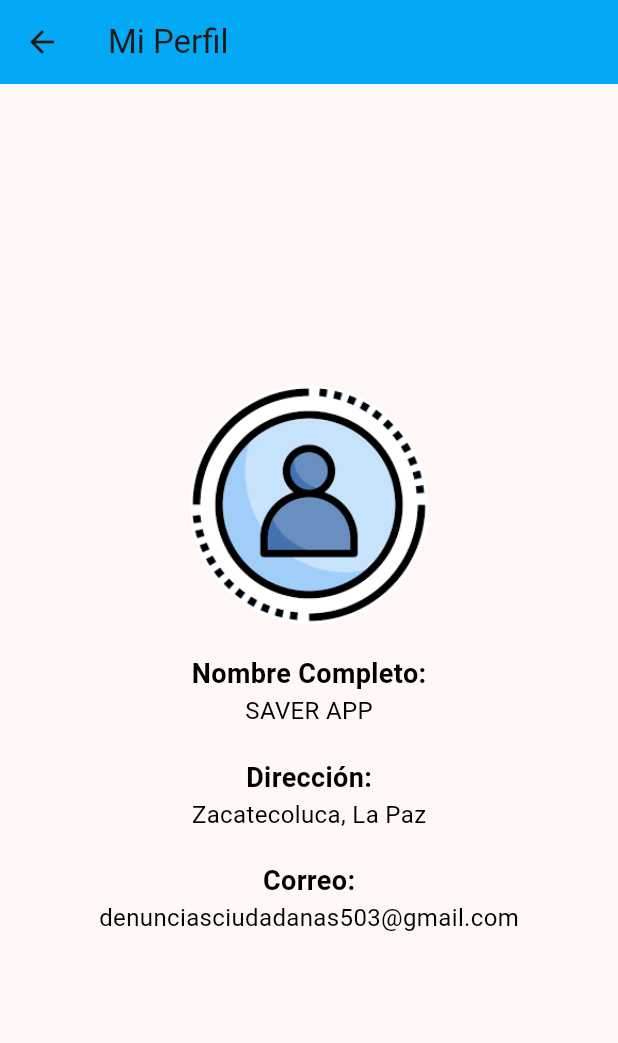
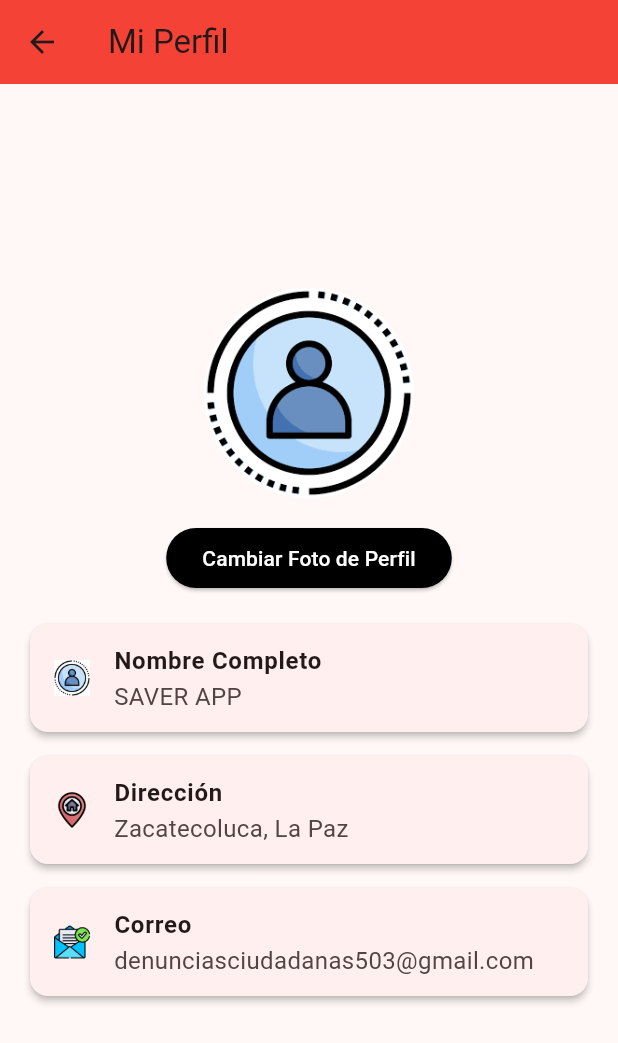
Before and after one commit to Alicia-flores/saver, a Flutter app: the PerfilPage screen opened directly, on a phone screen of 412 x 824 dp. Shown: the top 1043 px of the screen. Run offline on Flutter 3.47's test engine with Material 2 defaults, Android fonts, the phone set to English and light mode, and no system bars; our stand-ins replace cloud_firestore, firebase_auth, firebase_core, google_maps_flutter, image_picker, location and 1 more; accounts and stored records are empty.

Commit message:
Modificación en el código

```diff
--- a/lib/main.dart
+++ b/lib/main.dart
@@ -1,10 +1,10 @@
 import 'package:cloud_firestore/cloud_firestore.dart';
 import 'package:firebase_core/firebase_core.dart';
 import 'package:flutter/material.dart';
-import 'package:saver/View/login.dart';
-import 'package:saver/View/signup.dart';
 import 'package:saver/firebase_options.dart';
 import 'package:saver/pages/home.dart';
+import 'package:saver/view/login.dart';
+import 'package:saver/view/signup.dart';
 
 
 /*
--- a/lib/pages/home.dart
+++ b/lib/pages/home.dart
@@ -1,6 +1,7 @@
 import 'package:flutter/material.dart';
 import 'package:saver/pages/acercade.dart';
 import 'package:saver/pages/configuraciones.dart';
+import 'package:saver/pages/mapa.dart';
 import 'package:saver/pages/perfil.dart';
 
 class Home extends StatelessWidget {
@@ -41,7 +42,7 @@ class MyHomePage extends StatelessWidget {
                 backgroundImage: AssetImage('images/logo.png'),
               ),
               decoration: BoxDecoration(
-                color: Colors.lightBlue,
+                color: Colors.red,
               ),
             ),
             ListTile(
@@ -58,10 +59,10 @@ class MyHomePage extends StatelessWidget {
                 ),
               ),
               onTap: () {
-                //Navigator.push(
-                 // context,
-                 // MaterialPageRoute(builder: (context) => Mapa()),
-                //);
+                Navigator.push(
+                 context,
+                  MaterialPageRoute(builder: (context) => Mapa()),
+                );
               },
             ),
             Divider(),
--- a/lib/pages/mapa.dart
+++ b/lib/pages/mapa.dart
@@ -21,7 +21,7 @@ class Mapa extends StatelessWidget {
     return Scaffold(
       appBar: AppBar(
         title: Text('Mapa'),
-        backgroundColor: Colors.lightBlue,
+        backgroundColor: Colors.red,
         iconTheme: IconThemeData(color: Colors.black),
       ),
       body: GoogleMapWidget(),
@@ -37,13 +37,11 @@ class GoogleMapWidget extends StatefulWidget {
 class _GoogleMapWidgetState extends State<GoogleMapWidget> {
   late GoogleMapController mapController;
   Location location = Location();
-  LatLng? myLocation; // Almacena la ubicación del dispositivo (puede ser nula)
-
+  LatLng? myLocation;
   @override
   void initState() {
     super.initState();
     location.onLocationChanged.listen((LocationData currentLocation) {
-      // Actualiza la ubicación del dispositivo cuando cambia
       setState(() {
         myLocation = LatLng(currentLocation.latitude!, currentLocation.longitude!);
       });
@@ -59,8 +57,8 @@ class _GoogleMapWidgetState extends State<GoogleMapWidget> {
             mapController = controller;
           },
           initialCameraPosition: CameraPosition(
-            target: LatLng(13.794185, -88.896530), // Coordenadas de El Salvador
-            zoom: 8.0, // Nivel de zoom deseado
+            target: LatLng(13.794185, -88.896530),
+            zoom: 8.0, //
           ),
           markers: (myLocation != null)
               ? {
--- a/lib/pages/perfil.dart
+++ b/lib/pages/perfil.dart
@@ -1,75 +1,80 @@
 import 'package:flutter/material.dart';
+import 'package:image_picker/image_picker.dart';
+import 'dart:io';
 
-class PerfilPage extends StatelessWidget {
+class PerfilPage extends StatefulWidget {
+  @override
+  _PerfilPageState createState() => _PerfilPageState();
+}
+
+class _PerfilPageState extends State<PerfilPage> {
+  String nombreUsuario = 'SAVER APP';
+  String direccion = 'Zacatecoluca, La Paz';
+  String correo = 'denunciasciudadanas503@gmail.com';
+  File? imagenPerfil;
+
+  Future<void> _elegirImagen() async {
+    final picker = ImagePicker();
+    final pickedFile = await picker.pickImage(source: ImageSource.gallery);
+
+    if (pickedFile != null) {
+      setState(() {
+        imagenPerfil = File(pickedFile.path);
+      });
+    }
+  }
+
+  Future<void> _cambiarFotoPerfil() async {
+    await _elegirImagen();
+  }
+
   @override
   Widget build(BuildContext context) {
     return Scaffold(
       appBar: AppBar(
         title: Text('Mi Perfil'),
-        backgroundColor: Colors.lightBlue,
+        backgroundColor: Colors.red,
       ),
       body: Center(
         child: SingleChildScrollView(
           child: Padding(
             padding: const EdgeInsets.all(16.0),
             child: Column(
+              mainAxisAlignment: MainAxisAlignment.center,
               crossAxisAlignment: CrossAxisAlignment.center,
               children: <Widget>[
-                SizedBox(height: 20),
-                CircleAvatar(
-                  backgroundImage: AssetImage('images/usuario.png'),
-                  radius: 80,
-                ),
-                SizedBox(height: 20),
-                Text(
-                  'Nombre Completo:',
-                  style: TextStyle(
-                    fontSize: 18,
-                    fontWeight: FontWeight.bold,
-                    color: Colors.black,
+                GestureDetector(
+                  onTap: () {
+                    _cambiarFotoPerfil();
+                  },
+                  child: CircleAvatar(
+                    radius: 70,
+                    backgroundColor: Colors.white,
+                    backgroundImage: imagenPerfil != null
+                        ? Image.file(imagenPerfil!).image
+                        : AssetImage('images/usuario.png'),
                   ),
                 ),
-                Text(
-                  'SAVER APP', // Reemplaza con el nombre del usuario
-                  style: TextStyle(
-                    fontSize: 16,
-                    color: Colors.black,
+                SizedBox(height: 16),
+                ElevatedButton(
+                  onPressed: () {
+                    _cambiarFotoPerfil();
+                  },
+                  style: ElevatedButton.styleFrom(
+                    primary: Colors.black,
+                  ),
+                  child: Text(
+                    'Cambiar Foto de Perfil',
+                    style: TextStyle(color: Colors.white),
                   ),
                 ),
+                SizedBox(height: 16),
+                _buildCard('Nombre Completo', nombreUsuario, 'images/usuario.png'),
+                SizedBox(height: 8),
+                _buildCard('Dirección', direccion, 'images/hogar.png'),
+                SizedBox(height: 8),
+                _buildCard('Correo', correo, 'images/correo-electronico.png'),
                 SizedBox(height: 20),
-                Text(
-                  'Dirección:',
-                  style: TextStyle(
-                    fontSize: 18,
-                    fontWeight: FontWeight.bold,
-                    color: Colors.black,
-                  ),
-                ),
-                Text(
-                  'Zacatecoluca, La Paz',
-                  style: TextStyle(
-                    fontSize: 16,
-                    color: Colors.black,
-                  ),
-                ),
-                SizedBox(height: 20),
-                Text(
-                  'Correo:',
-                  style: TextStyle(
-                    fontSize: 18,
-                    fontWeight: FontWeight.bold,
-                    color: Colors.black,
-                  ),
-                ),
-                Text(
-                  'denunciasciudadanas503@gmail.com',
-                  style: TextStyle(
-                    fontSize: 16,
-                    color: Colors.black,
-                  ),
-                ),
-                SizedBox(height: 20),
-
               ],
             ),
           ),
@@ -77,4 +82,31 @@ class PerfilPage extends StatelessWidget {
       ),
     );
   }
+
+  Widget _buildCard(String title, String subtitle, String iconPath) {
+    return Card(
+      elevation: 2,
+      child: ListTile(
+        contentPadding: EdgeInsets.symmetric(horizontal: 16),
+        leading: Image.asset(iconPath, width: 24, height: 24),
+        title: Text(
+          title,
+          style: TextStyle(
+            fontSize: 16,
+            fontWeight: FontWeight.bold,
+          ),
+        ),
+        subtitle: Text(
+          subtitle,
+          style: TextStyle(fontSize: 16),
+        ),
+      ),
+    );
+  }
 }
+
+void main() {
+  runApp(MaterialApp(
+    home: PerfilPage(),
+  ));
+}
```
Also changed, not shown: pubspec.lock, 2 other files.
